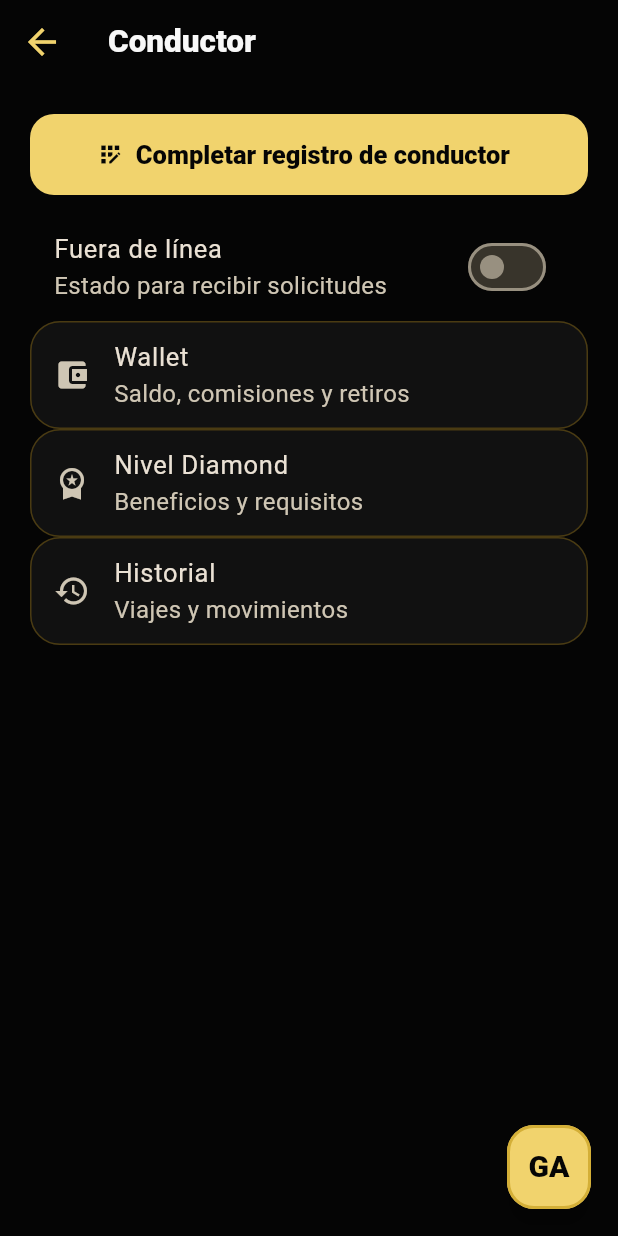
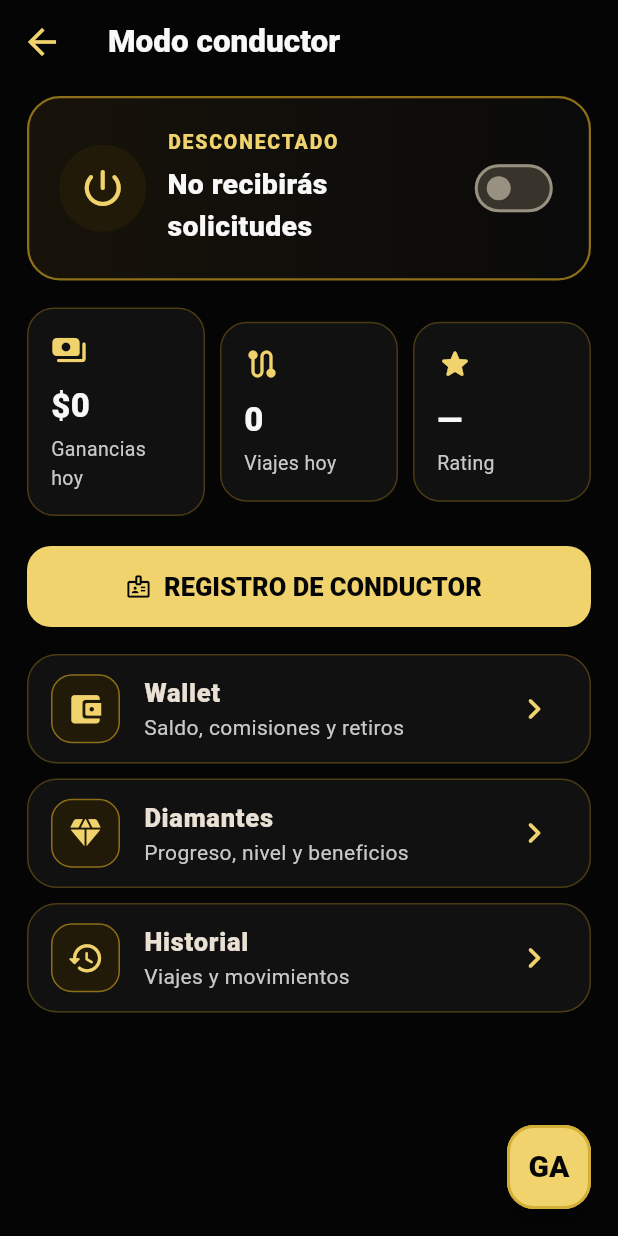
Before and after one commit to ja121680-lang/MOTO-MX, a Flutter app: the DriverScreen screen opened by its route, on a phone screen of 412 x 824 dp. Run offline on Flutter 3.47's test engine with Material 3 defaults, Android fonts, the phone set to English and light mode, and no system bars; our stand-ins replace flutter_svg, flutter_tts, speech_to_text.

Commit message:
feat: redesign MotoGo driver dashboard

```diff
--- a/motogo_mx_starter/lib/screens/driver_screen.dart
+++ b/motogo_mx_starter/lib/screens/driver_screen.dart
@@ -1,4 +1,5 @@
 import 'package:flutter/material.dart';
+import '../theme/ga_theme.dart';
 
 class DriverScreen extends StatefulWidget {
   const DriverScreen({super.key});
@@ -10,52 +11,139 @@ class DriverScreen extends StatefulWidget {
 class _DriverScreenState extends State<DriverScreen> {
   bool online = false;
 
+  Widget _metric(String label, String value, IconData icon) {
+    return Expanded(
+      child: Container(
+        padding: const EdgeInsets.all(15),
+        decoration: BoxDecoration(
+          color: GAColors.surface,
+          borderRadius: BorderRadius.circular(18),
+          border: Border.all(color: GAColors.line),
+        ),
+        child: Column(
+          crossAxisAlignment: CrossAxisAlignment.start,
+          children: [
+            Icon(icon, color: GAColors.goldLight, size: 24),
+            const SizedBox(height: 10),
+            Text(value, style: const TextStyle(color: GAColors.white, fontSize: 22, fontWeight: FontWeight.w900)),
+            const SizedBox(height: 3),
+            Text(label, style: const TextStyle(color: GAColors.muted, fontSize: 13)),
+          ],
+        ),
+      ),
+    );
+  }
+
+  Widget _action(BuildContext context, IconData icon, String title, String subtitle, String route) {
+    return Card(
+      margin: const EdgeInsets.only(bottom: 10),
+      child: ListTile(
+        minVerticalPadding: 14,
+        leading: Container(
+          width: 46,
+          height: 46,
+          decoration: BoxDecoration(
+            color: const Color(0xFF211A08),
+            borderRadius: BorderRadius.circular(14),
+            border: Border.all(color: GAColors.goldDark),
+          ),
+          alignment: Alignment.center,
+          child: Icon(icon, color: GAColors.goldLight, size: 25),
+        ),
+        title: Text(title, style: const TextStyle(fontSize: 17, fontWeight: FontWeight.w900)),
+        subtitle: Text(subtitle, style: const TextStyle(fontSize: 14, color: GAColors.muted)),
+        trailing: const Icon(Icons.chevron_right_rounded, color: GAColors.goldLight, size: 28),
+        onTap: () => Navigator.pushNamed(context, route),
+      ),
+    );
+  }
+
   @override
   Widget build(BuildContext context) {
     return Scaffold(
-      appBar: AppBar(title: const Text('Conductor')),
-      body: Padding(
-        padding: const EdgeInsets.all(20),
-        child: Column(
-          crossAxisAlignment: CrossAxisAlignment.stretch,
+      appBar: AppBar(title: const Text('Modo conductor')),
+      body: SafeArea(
+        child: ListView(
+          padding: const EdgeInsets.fromLTRB(18, 8, 18, 110),
           children: [
-            FilledButton.icon(
-              onPressed: () =>
-                  Navigator.pushNamed(context, '/driver-registration'),
-              icon: const Icon(Icons.app_registration),
-              label: const Text('Completar registro de conductor'),
-            ),
-            const SizedBox(height: 12),
-            SwitchListTile(
-              value: online,
-              onChanged: (v) => setState(() => online = v),
-              title: Text(online ? 'Disponible' : 'Fuera de línea'),
-              subtitle: const Text('Estado para recibir solicitudes'),
-            ),
-            Card(
-              child: ListTile(
-                leading: const Icon(Icons.account_balance_wallet),
-                title: const Text('Wallet'),
-                subtitle: const Text('Saldo, comisiones y retiros'),
-                onTap: () => Navigator.pushNamed(context, '/wallet'),
+            Container(
+              padding: const EdgeInsets.all(20),
+              decoration: BoxDecoration(
+                gradient: LinearGradient(
+                  colors: online
+                      ? const [Color(0xFF102A1B), Color(0xFF07110B)]
+                      : const [Color(0xFF17130A), Color(0xFF0A0A0A)],
+                ),
+                borderRadius: BorderRadius.circular(22),
+                border: Border.all(color: online ? GAColors.success : GAColors.goldDark, width: 1.5),
+              ),
+              child: Row(
+                children: [
+                  Container(
+                    width: 58,
+                    height: 58,
+                    decoration: BoxDecoration(
+                      shape: BoxShape.circle,
+                      color: online ? const Color(0xFF173F28) : const Color(0xFF211A08),
+                    ),
+                    child: Icon(online ? Icons.online_prediction_rounded : Icons.power_settings_new_rounded, color: online ? GAColors.success : GAColors.goldLight, size: 32),
+                  ),
+                  const SizedBox(width: 14),
+                  Expanded(
+                    child: Column(
+                      crossAxisAlignment: CrossAxisAlignment.start,
+                      children: [
+                        Text(online ? 'CONECTADO' : 'DESCONECTADO', style: TextStyle(color: online ? GAColors.success : GAColors.goldLight, fontSize: 13, fontWeight: FontWeight.w900, letterSpacing: 1.2)),
+                        const SizedBox(height: 5),
+                        Text(online ? 'Disponible para solicitudes' : 'No recibirás solicitudes', style: const TextStyle(color: GAColors.white, fontSize: 19, fontWeight: FontWeight.w900)),
+                      ],
+                    ),
+                  ),
+                  Switch(
+                    value: online,
+                    activeColor: GAColors.success,
+                    onChanged: (v) => setState(() => online = v),
+                  ),
+                ],
               ),
             ),
-            Card(
-              child: ListTile(
-                leading: const Icon(Icons.workspace_premium),
-                title: const Text('Nivel Diamond'),
-                subtitle: const Text('Beneficios y requisitos'),
-                onTap: () => Navigator.pushNamed(context, '/diamond'),
+            const SizedBox(height: 18),
+            Row(
+              children: [
+                _metric('Ganancias hoy', '\$0', Icons.payments_rounded),
+                const SizedBox(width: 10),
+                _metric('Viajes hoy', '0', Icons.route_rounded),
+                const SizedBox(width: 10),
+                _metric('Rating', '—', Icons.star_rounded),
+              ],
+            ),
+            const SizedBox(height: 20),
+            if (online)
+              Container(
+                padding: const EdgeInsets.all(18),
+                margin: const EdgeInsets.only(bottom: 18),
+                decoration: BoxDecoration(
+                  color: const Color(0xFF101A14),
+                  borderRadius: BorderRadius.circular(20),
+                  border: Border.all(color: GAColors.success.withOpacity(.5)),
+                ),
+                child: const Row(
+                  children: [
+                    Icon(Icons.radar_rounded, color: GAColors.success, size: 30),
+                    SizedBox(width: 12),
+                    Expanded(child: Text('Buscando solicitudes cercanas…', style: TextStyle(color: GAColors.white, fontSize: 16, fontWeight: FontWeight.w800))),
+                  ],
+                ),
               ),
+            FilledButton.icon(
+              onPressed: () => Navigator.pushNamed(context, '/driver-registration'),
+              icon: const Icon(Icons.badge_outlined),
+              label: const Text('REGISTRO DE CONDUCTOR'),
             ),
-            Card(
-              child: ListTile(
-                leading: const Icon(Icons.history),
-                title: const Text('Historial'),
-                subtitle: const Text('Viajes y movimientos'),
-                onTap: () => Navigator.pushNamed(context, '/history'),
-              ),
-            ),
+            const SizedBox(height: 18),
+            _action(context, Icons.account_balance_wallet_rounded, 'Wallet', 'Saldo, comisiones y retiros', '/wallet'),
+            _action(context, Icons.diamond_rounded, 'Diamantes', 'Progreso, nivel y beneficios', '/diamond'),
+            _action(context, Icons.history_rounded, 'Historial', 'Viajes y movimientos', '/history'),
           ],
         ),
       ),
```
